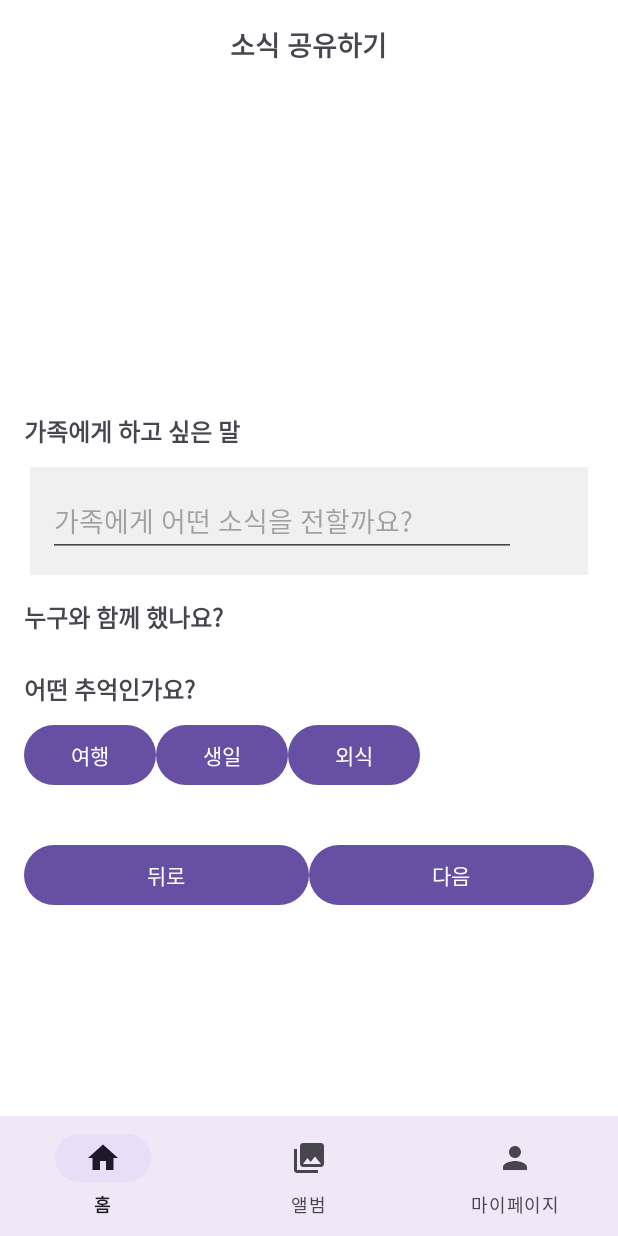
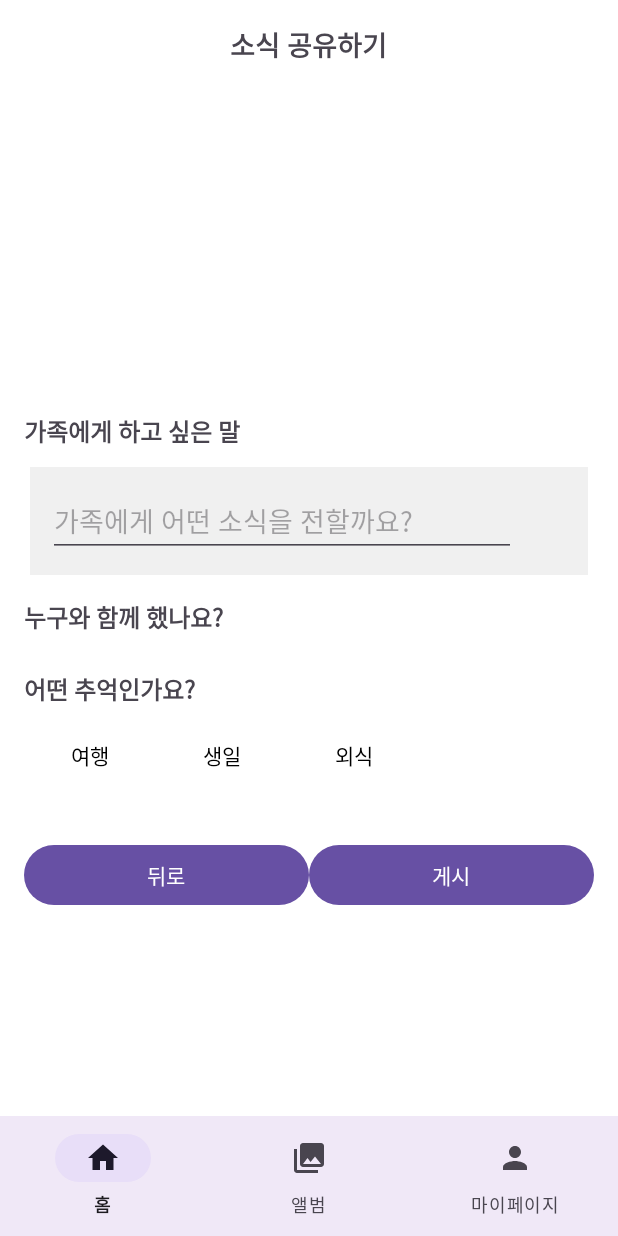
Before and after one commit to sanggyoon/Moodigae_familySNS, an Android app: the fragment PostWriteFragment placed in its activity, on a phone screen of 412 x 824 dp. Run offline under Robolectric (Android 15) with nearby library versions, the phone set to English and light mode, and no system bars; our stand-ins replace Firebase (no records; nobody signed in at launch, a user with empty details on screens opened directly), FlexboxLayout; 3 statements that could not run were skipped.

Commit message:
feat: 로딩바, 페이지 이동 구현

```diff
--- a/app/src/main/java/com/example/familysns/MainActivity.kt
+++ b/app/src/main/java/com/example/familysns/MainActivity.kt
@@ -31,29 +31,30 @@ class MainActivity : AppCompatActivity() {
         // 🔥 Firestore에서 familyId 여부 판단
         val currentUser = FirebaseAuth.getInstance().currentUser
         if (currentUser != null) {
-            val userRef = FirebaseFirestore.getInstance()
-                .collection("users").document(currentUser.uid)
+            val userId = currentUser.uid
+            val userRef = FirebaseFirestore.getInstance().collection("users").document(userId)
 
             userRef.get().addOnSuccessListener { document ->
                 val familyIdList = document.get("familyId") as? List<*>
                 val hasFamily = !familyIdList.isNullOrEmpty()
+                val familyId = familyIdList?.firstOrNull()?.toString()
+
+                // ✅ SharedPreferences 저장
+                com.example.familysns.util.PrefsHelper.saveUserId(this, userId)
+                if (familyId != null) {
+                    com.example.familysns.util.PrefsHelper.saveFamilyId(this, familyId)
+                }
 
                 navGraph.setStartDestination(
-                    if (hasFamily) R.id.familyHomeFragment
-                    else R.id.homeFragment
+                    if (hasFamily) R.id.familyHomeFragment else R.id.homeFragment
                 )
-                navController.graph = navGraph  // 그래프 적용은 여기서!
-                setupBottomNav() // 바텀 네비게이션도 여기서 연결
+                navController.graph = navGraph
+                setupBottomNav()
             }.addOnFailureListener {
                 navGraph.setStartDestination(R.id.homeFragment)
                 navController.graph = navGraph
                 setupBottomNav()
             }
-        } else {
-            // 로그인 안 돼있을 경우 홈으로
-            navGraph.setStartDestination(R.id.homeFragment)
-            navController.graph = navGraph
-            setupBottomNav()
         }
     }
 
--- a/app/src/main/res/layout/fragment_post_write.xml
+++ b/app/src/main/res/layout/fragment_post_write.xml
@@ -123,8 +123,17 @@
                 android:layout_width="0dp"
                 android:layout_height="wrap_content"
                 android:layout_weight="1"
-                android:text="다음" />
+                android:text="게시" />
         </LinearLayout>
+
+        <ProgressBar
+            android:id="@+id/progress_bar"
+            android:layout_width="48dp"
+            android:layout_height="48dp"
+            android:visibility="gone"
+            android:layout_gravity="center"
+            android:layout_marginTop="16dp"
+            />
 
     </LinearLayout>
 </ScrollView>
--- a/app/src/main/res/navigation/nav_graph.xml
+++ b/app/src/main/res/navigation/nav_graph.xml
@@ -70,6 +70,10 @@
         android:label="fragment_post_write"
         tools:layout="@layout/fragment_post_write">
 
+        <action
+            android:id="@+id/action_postWriteFragment_to_familyHomeFragment"
+            app:destination="@id/familyHomeFragment" />
+
         <argument
             android:name="familyId"
             app:argType="string"
```
Also changed, not shown: app/src/main/java/com/example/familysns/ui/PostWriteFragment.kt (+38 -3 lines), app/src/main/java/com/example/familysns/util/PrefsHelper.kt (added, +40 -0 lines).
